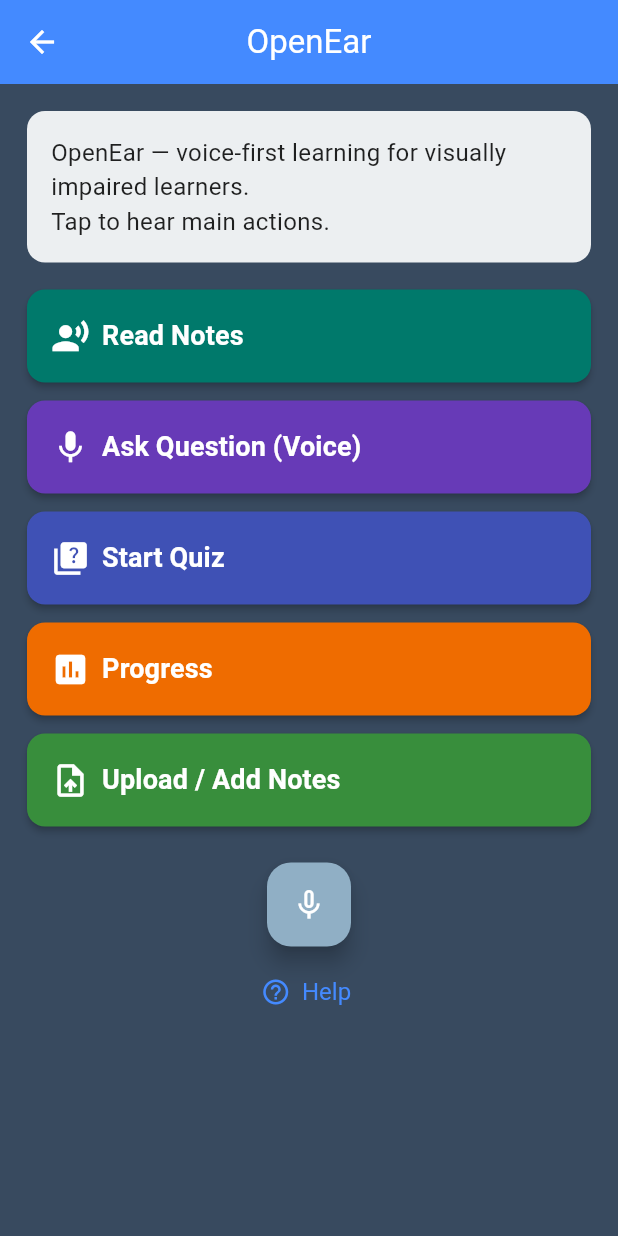
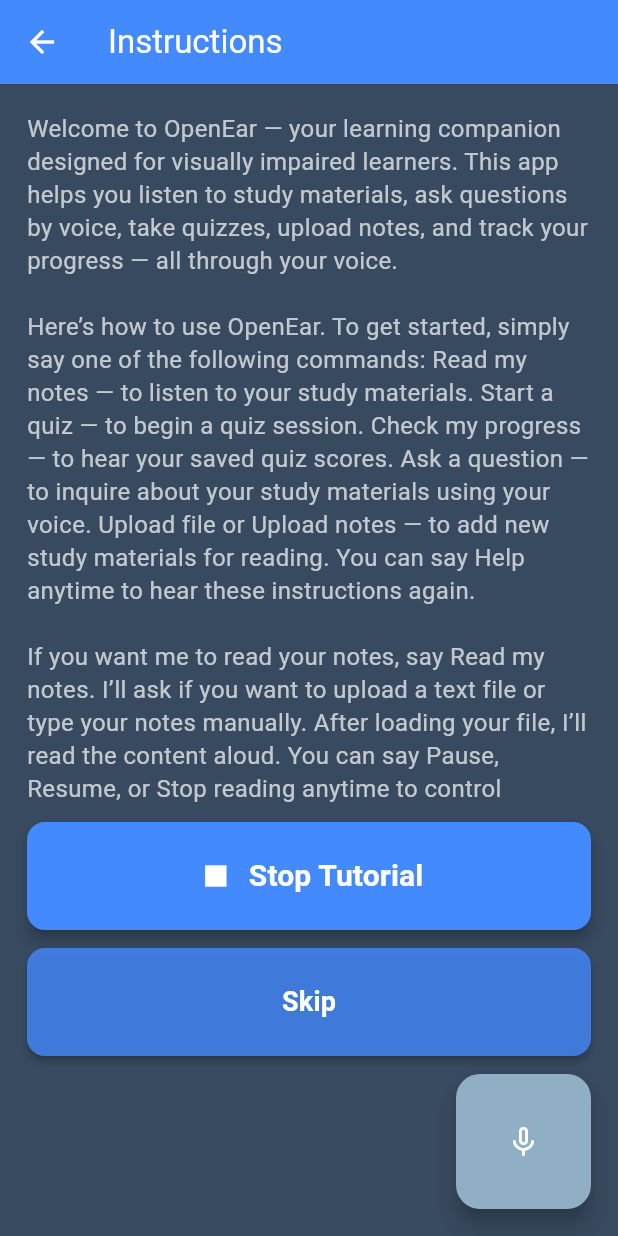
Before and after one commit to JeanKathlee/SE-OpenEar, a Flutter app: the WelcomeScreen screen opened directly with empty values, after a tap on "Get Started", on a phone screen of 412 x 824 dp. Run offline on Flutter 3.47's test engine with Material 3 defaults, Android fonts, the phone set to English and light mode, and no system bars; our stand-ins replace file_picker, flutter_tts, permission_handler, speech_to_text.

Commit message:
Integrate instructions screen with voice tutorial and fix navigation flow

```diff
--- /dev/null
+++ b/lib/screens/homepage/instructions.dart
@@ -0,0 +1,322 @@
+import 'package:flutter/material.dart';
+import 'package:flutter_tts/flutter_tts.dart';
+import '../home_page.dart';
+import 'read_notes.dart';
+import 'start_quiz.dart';
+import 'progress.dart';
+import 'upload_notes.dart';
+import 'ask_questions.dart';
+import '../../widgets/voice_command_button.dart';
+import '../../services/voice_recognition_service.dart';
+
+class InstructionsScreen extends StatefulWidget {
+  const InstructionsScreen({super.key});
+
+  @override
+  State<InstructionsScreen> createState() => _InstructionsScreenState();
+}
+
+class _InstructionsScreenState extends State<InstructionsScreen> {
+  final FlutterTts _tts = FlutterTts();
+  final VoiceRecognitionService _voiceService = VoiceRecognitionService();
+  bool _isPlaying = false;
+  List<String> _chunks = [];
+  int _currentChunkIndex = 0;
+
+  final String _script = '''Welcome to OpenEar — your learning companion designed for visually impaired learners. This app helps you listen to study materials, ask questions by voice, take quizzes, upload notes, and track your progress — all through your voice.
+
+Here’s how to use OpenEar. To get started, simply say one of the following commands: Read my notes — to listen to your study materials. Start a quiz — to begin a quiz session. Check my progress — to hear your saved quiz scores. Ask a question — to inquire about your study materials using your voice. Upload file or Upload notes — to add new study materials for reading. You can say Help anytime to hear these instructions again.
+
+If you want me to read your notes, say Read my notes. I’ll ask if you want to upload a text file or type your notes manually. After loading your file, I’ll read the content aloud. You can say Pause, Resume, or Stop reading anytime to control playback.
+
+To upload new study materials, say Upload file or Upload notes. You can select a text file from your device or type your notes directly. Once uploaded, I’ll store them safely and make them available for listening whenever you need.
+
+If you want to ask a question, say Ask a question. I’ll listen to your voice and respond based on your study materials. Speak clearly, and you can say Repeat answer if you want me to say it again.
+
+When you say Start a quiz, I’ll begin asking you questions aloud. Answer by speaking clearly — for example, say A, B, True, or False. I’ll tell you if your answer is correct, and I’ll keep track of your score. At the end, I’ll read your final score and save it automatically.
+
+To hear your past quiz scores, say Check my progress. I’ll read your previous scores, dates, and performance summaries from the saved file.
+
+You can also say: Repeat question — if you didn’t hear the last one, Go back — to return to the main menu, or Exit app — to close OpenEar. Remember, you don’t need to look at the screen at all — I’ll guide you through everything.
+
+That’s it! You’re now ready to start learning with OpenEar. Would you like to read your notes, ask a question, or start a quiz?''';
+
+  @override
+  void initState() {
+    super.initState();
+    _setupTts();
+    _setupVoiceService();
+    // Auto-start the tutorial on enter
+    WidgetsBinding.instance.addPostFrameCallback((_) => _speakScript());
+  }
+
+  Future<void> _setupTts() async {
+    await _tts.setLanguage('en-US');
+    await _tts.setPitch(1.0);
+    await _tts.setSpeechRate(0.48);
+    // When a chunk finishes, advance to the next one and continue playing
+    _tts.setCompletionHandler(() {
+      if (!mounted) return;
+      // Advance to next chunk only if we are in playing state
+      if (_isPlaying) {
+        _currentChunkIndex++;
+        if (_currentChunkIndex < _chunks.length) {
+          // Play next chunk
+          _playCurrentChunk();
+        } else {
+          // Reached the end
+          setState(() {
+            _isPlaying = false;
+            _currentChunkIndex = _chunks.length; // mark finished
+          });
+        }
+      }
+    });
+  }
+
+  void _prepareChunks() {
+    // Normalize whitespace and split into sentence-like chunks for resumable playback
+    final normalized = _script.replaceAll('\n', ' ').replaceAll(RegExp(r'\s+'), ' ').trim();
+    // Split on sentence boundaries (., !, ?) followed by space
+  final parts = normalized.split(RegExp(r'(?<=[.!?])\s+'));
+    _chunks = parts.map((s) => s.trim()).where((s) => s.isNotEmpty).toList();
+    if (_chunks.isEmpty) {
+      _chunks.add(normalized);
+    }
+  }
+
+  Future<void> _setupVoiceService() async {
+    await _voiceService.initialize();
+    // Keep a light on-silence handler to give helpful prompts
+    _voiceService.onSilenceDetected = () async {
+      if (mounted && !_isPlaying) {
+        await _tts.speak("I'm still here. Say 'Read my notes', 'Start a quiz', or 'Skip' to continue.");
+      }
+    };
+
+    // Start passive listening so users can say commands while tutorial plays
+    await _voiceService.startListening((recognizedWords) {
+      final lower = recognizedWords.toLowerCase();
+
+      // direct shortcuts first
+      if (lower.contains('skip') || lower.contains('go back') || lower.contains('exit')) {
+        _navigateToHome();
+        return;
+      }
+
+      final command = _voiceService.processCommand(recognizedWords);
+      if (command.isEmpty) return;
+
+      if (command == 'read_notes') {
+        _openReadNotes();
+      } else if (command == 'start_quiz') {
+        _openStartQuiz();
+      } else if (command == 'progress') {
+        _openProgress();
+      } else if (command == 'upload_notes') {
+        _openUploadNotes();
+      } else if (command == 'ask_questions') {
+        AskQuestionsPopup.show(context);
+      }
+    }, autoRestart: true);
+  }
+
+  Future<void> _speakScript() async {
+    if (_isPlaying) return;
+
+    // Prepare chunks lazily
+    if (_chunks.isEmpty) {
+      _prepareChunks();
+    }
+
+    // If we've finished previously, restart from beginning
+    if (_currentChunkIndex >= _chunks.length) {
+      _currentChunkIndex = 0;
+    }
+
+    setState(() => _isPlaying = true);
+    // Ensure any previous speech is stopped and start playing current chunk
+    await _tts.stop();
+    _playCurrentChunk();
+  }
+
+  Future<void> _playCurrentChunk() async {
+    if (!mounted) return;
+    if (_currentChunkIndex < 0) _currentChunkIndex = 0;
+    if (_currentChunkIndex >= _chunks.length) {
+      setState(() => _isPlaying = false);
+      return;
+    }
+
+    final text = _chunks[_currentChunkIndex];
+    try {
+      await _tts.speak(text);
+    } catch (e) {
+      // In case of a TTS error, stop playback and surface state
+      if (mounted) setState(() => _isPlaying = false);
+    }
+  }
+
+  Future<void> _stopSpeaking() async {
+    await _tts.stop();
+    // Do not reset _currentChunkIndex so playback can resume from here
+    setState(() => _isPlaying = false);
+  }
+
+  void _navigateToHome() {
+    if (!mounted) return;
+    _stopSpeaking();
+    _voiceService.stopListening();
+    Navigator.pushReplacement(
+      context,
+      MaterialPageRoute(builder: (_) => const HomePage()),
+    );
+  }
+
+  void _openReadNotes() async {
+    await _stopSpeaking();
+    await _voiceService.stopListening();
+    if (!mounted) return;
+    await Navigator.push(
+      context,
+      MaterialPageRoute(builder: (_) => const ReadNotesScreen()),
+    );
+    // resume tutorial listening if user returns
+    await _voiceService.startListening((words) {}, autoRestart: true);
+  }
+
+  void _openStartQuiz() async {
+    await _stopSpeaking();
+    await _voiceService.stopListening();
+    if (!mounted) return;
+  await StartQuiz.show(context);
+  await _voiceService.startListening((words) {}, autoRestart: true);
+  }
+
+  void _openProgress() async {
+    await _stopSpeaking();
+    await _voiceService.stopListening();
+    if (!mounted) return;
+    await Navigator.push(
+      context,
+      MaterialPageRoute(builder: (_) => const Progress()),
+    );
+    await _voiceService.startListening((words) {}, autoRestart: true);
+  }
+
+  void _openUploadNotes() async {
+    await _stopSpeaking();
+    await _voiceService.stopListening();
+    if (!mounted) return;
+    await Navigator.push(
+      context,
+      MaterialPageRoute(builder: (_) => const UploadNotes()),
+    );
+    await _voiceService.startListening((words) {}, autoRestart: true);
+  }
+
+  @override
+  void dispose() {
+    _tts.stop();
+    _voiceService.stopListening();
+    super.dispose();
+  }
+
+  @override
+  Widget build(BuildContext context) {
+    return Scaffold(
+      appBar: AppBar(
+        title: const Text('Instructions'),
+        backgroundColor: Colors.blueAccent,
+        foregroundColor: Colors.white,
+      ),
+      body: SafeArea(
+        child: Padding(
+          padding: const EdgeInsets.all(18.0),
+          child: Column(
+            children: [
+              Expanded(
+                child: SingleChildScrollView(
+                  child: Text(
+                    _script,
+                    style: const TextStyle(fontSize: 16, height: 1.4),
+                  ),
+                ),
+              ),
+              const SizedBox(height: 12),
+              // Large, high-contrast controls for visually impaired users
+              Column(
+                crossAxisAlignment: CrossAxisAlignment.stretch,
+                children: [
+                  Semantics(
+                    button: true,
+                    label: _isPlaying ? 'flutorial' : 'Play tutorial',
+                    child: ElevatedButton.icon(
+                      onPressed: _isPlaying ? _stopSpeaking : _speakScript,
+                      icon: Icon(_isPlaying ? Icons.stop : Icons.play_arrow, size: 28),
+                      label: Text(
+                        _isPlaying ? 'Stop Tutorial' : 'Play Tutorial',
+                        style: const TextStyle(fontSize: 20, fontWeight: FontWeight.bold),
+                      ),
+                      style: ElevatedButton.styleFrom(
+                        backgroundColor: Colors.blueAccent,
+                        foregroundColor: Colors.white,
+                        minimumSize: const Size(double.infinity, 72),
+                        padding: const EdgeInsets.symmetric(vertical: 16, horizontal: 20),
+                        shape: RoundedRectangleBorder(borderRadius: BorderRadius.circular(12)),
+                        elevation: 4,
+                      ),
+                    ),
+                  ),
+                  const SizedBox(height: 12),
+                  Semantics(
+                    button: true,
+                    label: 'Skip tutorial and go to Home',
+                    child: ElevatedButton(
+                      onPressed: _navigateToHome,
+                      child: const Text('Skip', style: TextStyle(fontSize: 18, fontWeight: FontWeight.w600)),
+                      style: ElevatedButton.styleFrom(
+                        backgroundColor: Colors.blueAccent.withOpacity(0.8),
+                        foregroundColor: Colors.white,
+                        minimumSize: const Size(double.infinity, 72),
+                        padding: const EdgeInsets.symmetric(vertical: 16),
+                        shape: RoundedRectangleBorder(borderRadius: BorderRadius.circular(12)),
+                        elevation: 2,
+                      ),
+                    ),
+                  ),
+                ],
+              ),
+              const SizedBox(height: 12),
+              // Floating mic using the existing widget for users to manually trigger voice commands
+              // Larger mic control for easy tapping
+              Align(
+                alignment: Alignment.bottomRight,
+                child: Semantics(
+                  button: true,
+                  label: 'Voice command microphone',
+                  child: SizedBox(
+                    width: 90,
+                    height: 90,
+                    child: VoiceCommandButton(
+                      speak: (text) async {
+                        await _tts.speak(text);
+                      },
+                      onCommandRecognized: (command) {
+                        if (command == 'read_notes') _openReadNotes();
+                        if (command == 'start_quiz') _openStartQuiz();
+                        if (command == 'progress') _openProgress();
+                        if (command == 'upload_notes') _openUploadNotes();
+                        if (command == 'ask_questions') AskQuestionsPopup.show(context);
+                      },
+                    ),
+                  ),
+                ),
+              ),
+            ],
+          ),
+        ),
+      ),
+    );
+  }
+}
--- a/lib/screens/welcome_screen.dart
+++ b/lib/screens/welcome_screen.dart
@@ -1,5 +1,5 @@
 import 'package:flutter/material.dart';
-import 'home_page.dart';
+import 'homepage/instructions.dart';
 
 class WelcomeScreen extends StatelessWidget {
   const WelcomeScreen({super.key, required this.username});
@@ -66,7 +66,7 @@ class WelcomeScreen extends StatelessWidget {
                   onPressed: () {
                     Navigator.push(
                       context,
-                      MaterialPageRoute(builder: (context) => const HomePage()),
+                      MaterialPageRoute(builder: (context) => const InstructionsScreen()),
                     );
                   },
                   style: ElevatedButton.styleFrom(
```
